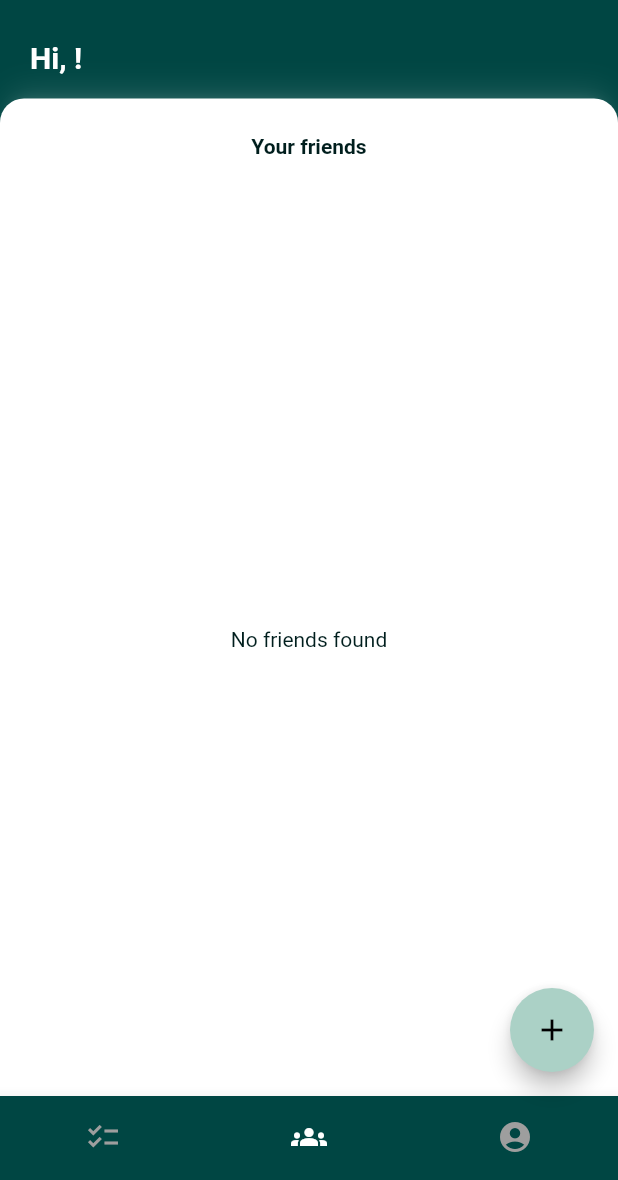
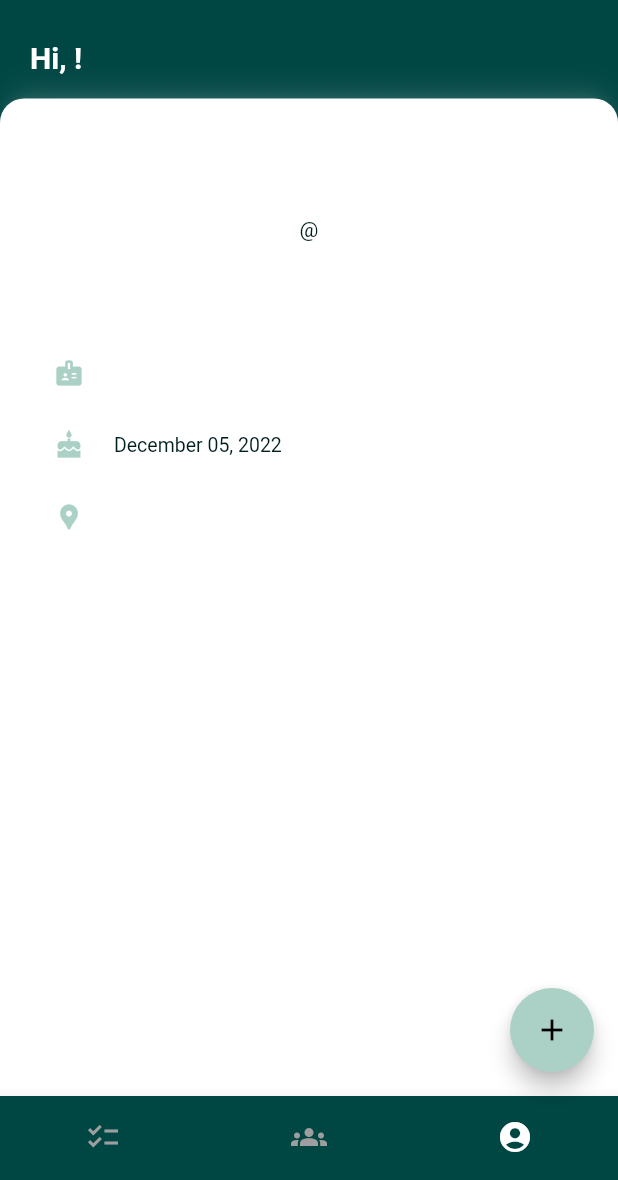
Before and after one commit to garthendrich/Teodou, a Flutter app: the screen it shows once a user with an empty profile is signed in, item 3 of the bottom bar chosen, on a phone screen of 412 x 824 dp, the part 56-1236 px from its top. Run offline on Flutter 3.47's test engine with Material 2 defaults, Android fonts, the phone set to English and light mode, and no system bars; our stand-ins replace cloud_firestore, firebase_auth, firebase_core; accounts and stored records are empty; network calls fail.

Commit message:
feat: create profile page

```diff
--- a/lib/api/auth_api.dart
+++ b/lib/api/auth_api.dart
@@ -97,6 +97,7 @@ class AuthApi {
         firstName: firstName,
         lastName: lastName,
         userName: userName,
+        biography: "",
         birthDate: birthDate,
         location: location,
         email: email,
@@ -113,7 +114,9 @@ class AuthApi {
   }
 
   Future saveUserToFirestore(
-      String userId, user_info_model.UserInfo newUser) async {
+    String userId,
+    user_info_model.UserInfo newUser,
+  ) async {
     try {
       await db.collection("users").doc(userId).set(newUser.toJson());
     } on FirebaseException catch (error) {
--- a/lib/models/user_info_model.dart
+++ b/lib/models/user_info_model.dart
@@ -5,6 +5,7 @@ class UserInfo {
   final String firstName;
   final String lastName;
   final String userName;
+  final String biography;
   final DateTime birthDate;
   final String location;
   final String email;
@@ -12,11 +13,36 @@ class UserInfo {
   final List<String> receivedFriendRequestsIds;
   final List<String> sentFriendRequestsIds;
 
+  get fullName => "$firstName $lastName";
+
+  get birthDateDisplay {
+    final List<String> birthMonths = [
+      "January",
+      "February",
+      "March",
+      "April",
+      "May",
+      "June",
+      "July",
+      "August",
+      "September",
+      "October",
+      "November",
+      "December"
+    ];
+
+    final birthMonthDisplay = birthMonths[birthDate.month - 1];
+    final birthDayDisplay = birthDate.day.toString().padLeft(2, "0");
+
+    return "$birthMonthDisplay $birthDayDisplay, ${birthDate.year}";
+  }
+
   UserInfo({
     required this.uid,
     required this.firstName,
     required this.lastName,
     required this.userName,
+    required this.biography,
     required this.birthDate,
     required this.location,
     required this.email,
@@ -31,6 +57,7 @@ class UserInfo {
       firstName: json["firstName"],
       lastName: json["lastName"],
       userName: json["userName"],
+      biography: json["biography"],
       birthDate: json["birthDate"].toDate(),
       location: json["location"],
       email: json["email"],
@@ -45,6 +72,7 @@ class UserInfo {
       "firstName": firstName,
       "lastName": lastName,
       "userName": userName,
+      "biography": biography,
       "birthDate": Timestamp.fromDate(birthDate),
       "location": location,
       "email": email,
--- a/lib/screens/friends_page.dart
+++ b/lib/screens/friends_page.dart
@@ -23,7 +23,7 @@ class FriendsPage extends StatelessWidget {
   Widget _buildFriendTile(UserInfo friend, BuildContext context) {
     return ListTile(
       title: Text(
-        "${friend.firstName} ${friend.lastName}",
+        friend.fullName,
         style: const TextStyle(fontWeight: FontWeight.w500),
       ),
       subtitle: Text(
--- a/lib/screens/home_screen.dart
+++ b/lib/screens/home_screen.dart
@@ -5,6 +5,7 @@ import "package:shared_todo_app/components/main_layout.dart";
 import "package:shared_todo_app/components/todo_modal.dart";
 import "package:shared_todo_app/providers/auth_provider.dart";
 import "package:shared_todo_app/screens/friends_page.dart";
+import "package:shared_todo_app/screens/profile_page.dart";
 import "package:shared_todo_app/screens/tasks_page.dart";
 
 class HomeScreen extends StatefulWidget {
@@ -46,7 +47,7 @@ class _HomeScreenState extends State<HomeScreen> {
           onPageChanged: (newPageIndex) {
             setState(() => _pageIndex = newPageIndex);
           },
-          children: const [TasksPage(), FriendsPage()],
+          children: const [TasksPage(), FriendsPage(), ProfilePage()],
         ),
       ),
       floatingActionButton: FloatingActionButton(
--- /dev/null
+++ b/lib/screens/profile_page.dart
@@ -0,0 +1,53 @@
+import "package:flutter/material.dart";
+import "package:provider/provider.dart";
+
+import "package:shared_todo_app/providers/auth_provider.dart";
+
+class ProfilePage extends StatelessWidget {
+  const ProfilePage({Key? key}) : super(key: key);
+
+  @override
+  Widget build(BuildContext context) {
+    final currentUser = context.read<AuthProvider>().loggedInUser;
+    currentUser!;
+
+    final List<Map<String, dynamic>> userDetails = [
+      {"iconData": Icons.badge, "value": currentUser.uid},
+      {"iconData": Icons.cake_sharp, "value": currentUser.birthDateDisplay},
+      {"iconData": Icons.location_pin, "value": currentUser.location},
+    ];
+
+    return Padding(
+      padding: const EdgeInsets.symmetric(horizontal: 20),
+      child: Column(
+        children: [
+          const SizedBox(height: 32),
+          Text(
+            currentUser.fullName,
+            style: const TextStyle(fontSize: 20, fontWeight: FontWeight.bold),
+          ),
+          Text("@${currentUser.userName}"),
+          const SizedBox(height: 24),
+          Text(currentUser.biography),
+          const SizedBox(height: 24),
+          Column(
+            children: userDetails
+                .map(
+                  (detail) => ListTile(
+                    title: Text(detail["value"]),
+                    leading: Icon(
+                      detail["iconData"],
+                      size: 20,
+                      color: Theme.of(context).colorScheme.secondary,
+                    ),
+                    horizontalTitleGap: 0,
+                    dense: true,
+                  ),
+                )
+                .toList(),
+          )
+        ],
+      ),
+    );
+  }
+}
```
